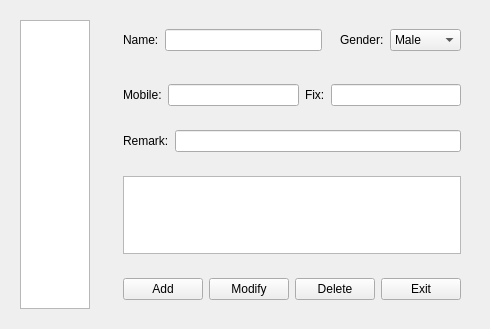
Before: the Qt Designer form widget.ui in luotianqi777/AddressBook, drawn with Qt 5.
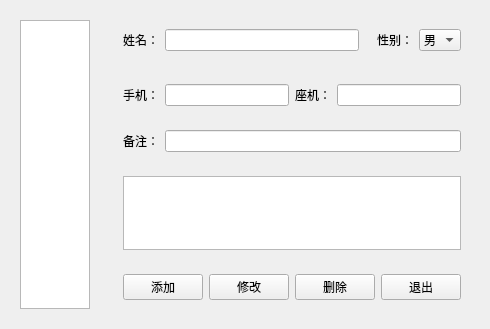
After: the same form once the commit is applied.

Commit message: 修改界面为汉语

The edit to the form file:
```diff
--- a/widget.ui
+++ b/widget.ui
@@ -107,7 +107,7 @@
                <item>
                 <widget class="QLabel" name="label">
                  <property name="text">
-                  <string>Name:</string>
+                  <string>姓名：</string>
                  </property>
                 </widget>
                </item>
@@ -129,7 +129,7 @@
                <item>
                 <widget class="QLabel" name="label_5">
                  <property name="text">
-                  <string>Gender:</string>
+                  <string>性别：</string>
                  </property>
                 </widget>
                </item>
@@ -137,12 +137,12 @@
                 <widget class="QComboBox" name="comboBoxGender">
                  <item>
                   <property name="text">
-                   <string>Male</string>
+                   <string>男</string>
                   </property>
                  </item>
                  <item>
                   <property name="text">
-                   <string>Female</string>
+                   <string>女</string>
                   </property>
                  </item>
                 </widget>
@@ -162,7 +162,7 @@
          <item>
           <widget class="QLabel" name="labelMobileNumber">
            <property name="text">
-            <string>Mobile:</string>
+            <string>手机：</string>
            </property>
           </widget>
          </item>
@@ -172,7 +172,7 @@
          <item>
           <widget class="QLabel" name="label_3">
            <property name="text">
-            <string>Fix:</string>
+            <string>座机：</string>
            </property>
           </widget>
          </item>
@@ -188,7 +188,7 @@
          <item>
           <widget class="QLabel" name="label_2">
            <property name="text">
-            <string>Remark:</string>
+            <string>备注：</string>
            </property>
           </widget>
          </item>
@@ -213,21 +213,21 @@
          <item>
           <widget class="QPushButton" name="pushButtonAdd">
            <property name="text">
-            <string>Add</string>
+            <string>添加</string>
            </property>
           </widget>
          </item>
          <item>
           <widget class="QPushButton" name="pushButtonModify">
            <property name="text">
-            <string>Modify</string>
+            <string>修改</string>
            </property>
           </widget>
          </item>
          <item>
           <widget class="QPushButton" name="pushButtonDelete">
            <property name="text">
-            <string>Delete</string>
+            <string>删除</string>
            </property>
           </widget>
          </item>
@@ -240,7 +240,7 @@
             </sizepolicy>
            </property>
            <property name="text">
-            <string>Exit</string>
+            <string>退出</string>
            </property>
           </widget>
          </item>
```
